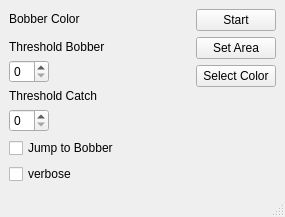
This is main.ui in Baumfaust/GetTheFish as Qt 5 draws it before an edit. The edited form follows.
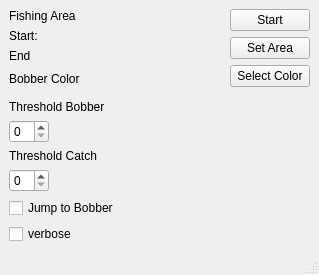
This is the edited form.

What changed in the file:
```diff
--- a/main.ui
+++ b/main.ui
@@ -6,8 +6,8 @@
    <rect>
     <x>0</x>
     <y>0</y>
-    <width>285</width>
-    <height>217</height>
+    <width>319</width>
+    <height>274</height>
    </rect>
   </property>
   <property name="windowTitle">
@@ -17,6 +17,45 @@
    <layout class="QHBoxLayout" name="horizontalLayout" stretch="1,2,0">
     <item>
      <layout class="QVBoxLayout" name="verticalLayout_2">
+      <item>
+       <layout class="QGridLayout" name="gridLayout">
+        <item row="1" column="0">
+         <widget class="QLabel" name="label_3">
+          <property name="text">
+           <string>Start:</string>
+          </property>
+         </widget>
+        </item>
+        <item row="1" column="1">
+         <widget class="QLabel" name="posStartLabel">
+          <property name="text">
+           <string/>
+          </property>
+         </widget>
+        </item>
+        <item row="2" column="0">
+         <widget class="QLabel" name="label_4">
+          <property name="text">
+           <string>End</string>
+          </property>
+         </widget>
+        </item>
+        <item row="2" column="1">
+         <widget class="QLabel" name="posEndLabel">
+          <property name="text">
+           <string/>
+          </property>
+         </widget>
+        </item>
+        <item row="0" column="0">
+         <widget class="QLabel" name="label_6">
+          <property name="text">
+           <string>Fishing Area</string>
+          </property>
+         </widget>
+        </item>
+       </layout>
+      </item>
       <item>
        <layout class="QHBoxLayout" name="horizontalLayout_3">
         <item>
```
